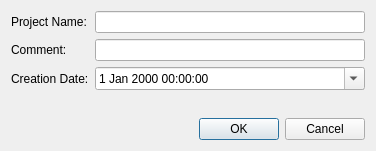
Old version of the form src/dontpanik/kpart/core/ui/keditprojectdialog.ui in the repository frankHa/dontpanic.
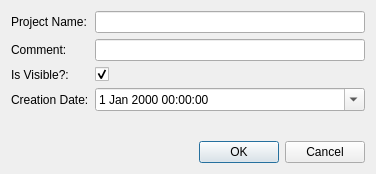
New version of the form.

Diff of the .ui file:
```diff
--- a/src/dontpanik/kpart/core/ui/keditprojectdialog.ui
+++ b/src/dontpanik/kpart/core/ui/keditprojectdialog.ui
@@ -7,7 +7,7 @@
     <x>0</x>
     <y>0</y>
     <width>376</width>
-    <height>151</height>
+    <height>174</height>
    </rect>
   </property>
   <property name="windowTitle">
@@ -37,13 +37,33 @@
       <widget class="QLineEdit" name="comment"/>
      </item>
      <item row="2" column="0">
+      <widget class="QLabel" name="label_4">
+       <property name="text">
+        <string>Is Visible?:</string>
+       </property>
+       <property name="buddy">
+        <cstring>visible</cstring>
+       </property>
+      </widget>
+     </item>
+     <item row="2" column="1">
+      <widget class="QCheckBox" name="visible">
+       <property name="text">
+        <string/>
+       </property>
+       <property name="checked">
+        <bool>true</bool>
+       </property>
+      </widget>
+     </item>
+     <item row="3" column="0">
       <widget class="QLabel" name="label_2">
        <property name="text">
         <string>Creation Date:</string>
        </property>
       </widget>
      </item>
-     <item row="2" column="1">
+     <item row="3" column="1">
       <widget class="QDateTimeEdit" name="creation_date">
        <property name="sizePolicy">
         <sizepolicy hsizetype="Expanding" vsizetype="Fixed">
```
